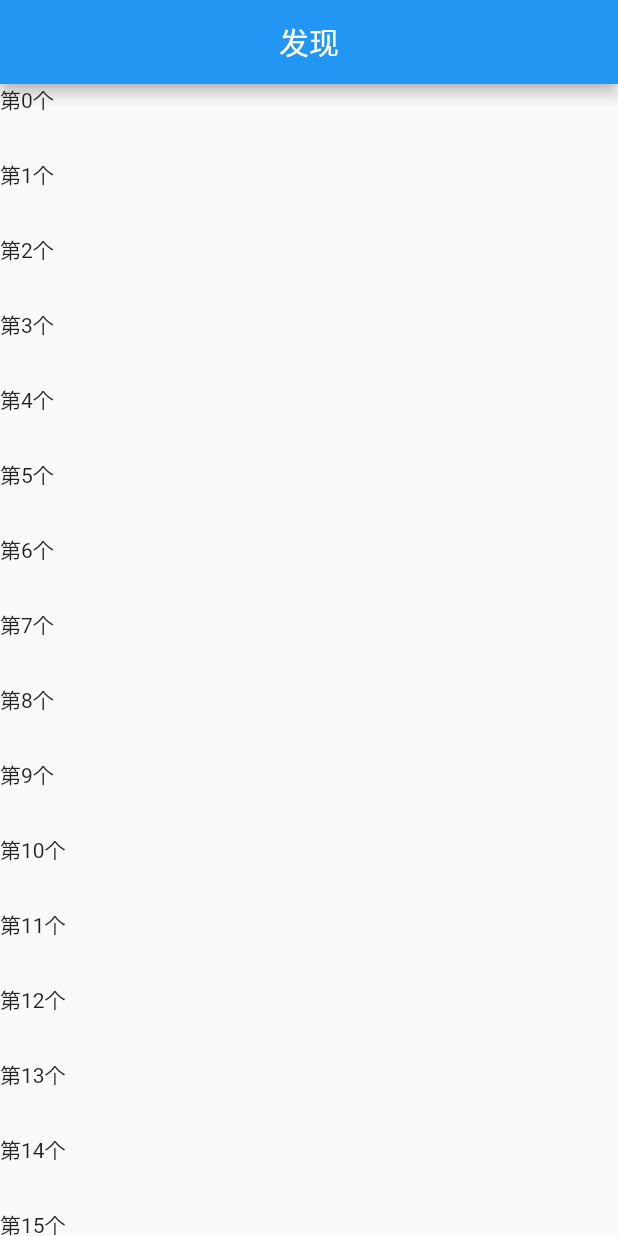
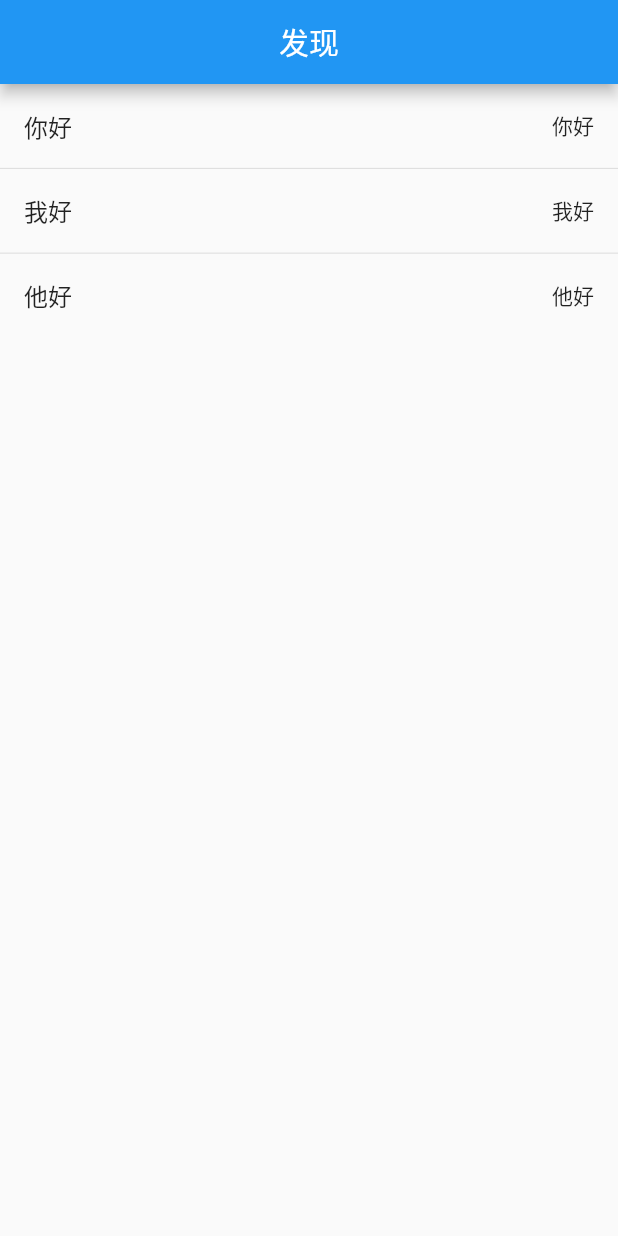
Before and after one commit to CrabMen/flutter_application_template, a Flutter app: the DiscoveryPage screen opened directly, on a phone screen of 412 x 824 dp. Run offline on Flutter 3.47's test engine with Material 2 defaults, Android fonts, the phone set to English and light mode, and no system bars; drawn by our look-alikes of custom_refresh_indicator, easy_refresh; our stand-ins replace carousel_slider, device_info_plus, dio, flutter_easyloading, flutter_native_splash, flutter_screenutil and 7 more; accounts and stored records are empty.

Commit message:
列表下拉刷新

```diff
--- a/lib/app/app_translations.dart
+++ b/lib/app/app_translations.dart
@@ -1,3 +1,5 @@
+import 'dart:ui';
+
 import 'package:get/get.dart';
 
 /// 数组中的字符串 尽量 放在build 方法内部
@@ -5,13 +7,24 @@ import 'package:get/get.dart';
 
 class AppTranslations extends Translations {
   @override
-  Map<String, Map<String, String>> get keys => {
-    'zh_CN': AppLocales.zh_CN,
-    'en_EN': AppLocales.en_EN,
+  Map<String, Map<String, String>> get keys =>
+      {
+        'zh_CN': AppLocales.zh_CN,
+        'en_EN': AppLocales.en_EN,
+      };
+
+
+  static Map<String, Locale> languagesMap = {
+    '中文': const Locale('zh', 'CN'),
+    'English':const Locale('en', 'EN'),
+    'Japanese':const Locale('ja', 'JP'),
   };
 
+  static Locale locale(String language) {
+    return languagesMap[language] ?? languagesMap["中文"]!;
+  }
+
 }
-
 
 //翻译的所有键值
 abstract class AppLocaleKeys {
--- /dev/null
+++ b/lib/models/list_model.dart
@@ -0,0 +1,8 @@
+import 'package:flutter/material.dart';
+class ListModel {
+
+  String title;
+  String subTitle;
+
+  ListModel({required this.title,required this.subTitle});
+}
--- a/lib/pages/discovery/discovery_page.dart
+++ b/lib/pages/discovery/discovery_page.dart
@@ -1,31 +1,32 @@
+import 'package:easy_refresh/easy_refresh.dart';
 import 'package:flutter/material.dart';
 import 'package:flutter_application_template/app/constants.dart';
 import 'package:flutter_application_template/base/base_list_view.dart';
 import 'package:flutter_application_template/http/api.dart';
 import 'package:flutter_application_template/http/http_utils.dart';
+import 'package:flutter_application_template/main.dart';
+import 'package:flutter_application_template/models/list_model.dart';
 import 'package:flutter_application_template/native/native_channel.dart';
 import 'package:get/get.dart';
+import 'package:get/get_connect/sockets/src/socket_notifier.dart';
+import 'package:logger/logger.dart';
 
 import '../../app/app_router.dart';
 
 class DiscoveryPageController extends GetxController {
 
+
 }
 
 
-class DiscoveryPage extends StatelessWidget {
+class DiscoveryPage extends StatelessWidget{
 
+  DiscoveryPageController controller = Get.put(DiscoveryPageController());
 
   @override
   Widget build(BuildContext context) {
-
     return Scaffold(
       appBar: AppBar(title:const Center(child: Text('发现'))),
-      // body: Container(
-      //     alignment: Alignment.center,
-      //     child: Column(mainAxisAlignment: MainAxisAlignment.center, children: [
-      //       const SizedBox(height: 20),
-      //     ])),
       body: DiscoveryList(),
     );
   }
@@ -36,16 +37,44 @@ class DiscoveryPage extends StatelessWidget {
 class DiscoveryList extends BaseListView {
   DiscoveryList({super.key});
 
+
   @override
   Widget? itemBuilder(BuildContext context, int index) {
-    return Container(height: 50,child: Text('第$index个'));
+    ListModel model = items.value[index];
+    return ListTile(title:Text(model.title),trailing: Text(model.subTitle));
   }
 
   @override
   Future<void> onRefresh() async {
+
+   Future.delayed(Duration(seconds: 2)).then((value){
+    items.clear();
+    items.addAll([
+      ListModel(title: "你好",subTitle: "你好"),
+      ListModel(title: "我好",subTitle: "我好"),
+      ListModel(title: "他好",subTitle: "他好"),
+    ]);
+    finishRefresh();
+   });
+  }
+
+  @override
+  Future<void> onLoad() async {
+    logger.i("上拉加载更多");
     Future.delayed(Duration(seconds: 2)).then((value){
-      items.value = ["你好","我好","他好"];
+      items.add(ListModel(title: "它好", subTitle:"它好"));
+      logger.i("数组${items.value.toString()}");
+      finishLoad(result: IndicatorResult.noMore);
     });
+  }
+
+  @override
+  Widget separatorBuilder(BuildContext context, int index) {
+
+    return Divider(height:0.5);
+
+
+
   }
 
 
--- a/pubspec.yaml
+++ b/pubspec.yaml
@@ -66,7 +66,7 @@ dependencies:
 
   introduction_screen: ^3.1.8
 
-  custom_refresh_indicator: ^3.0.0
+  easy_refresh: ^3.3.4
 
 dev_dependencies:
   flutter_test:
```
Also changed, not shown: lib/app.dart (+19 -0 lines), lib/app/app_life.dart (+19 -19 lines), lib/base/base_list_view.dart (+34 -7 lines), lib/pages/my/setting_page.dart (+7 -15 lines), pubspec.lock.
